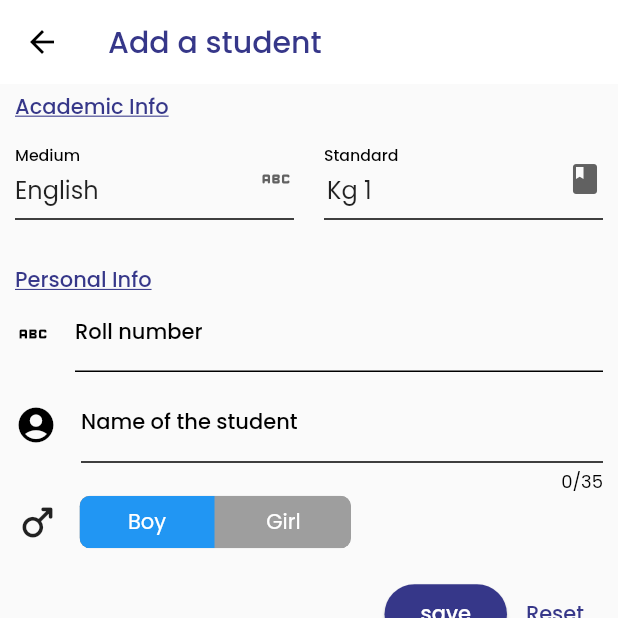
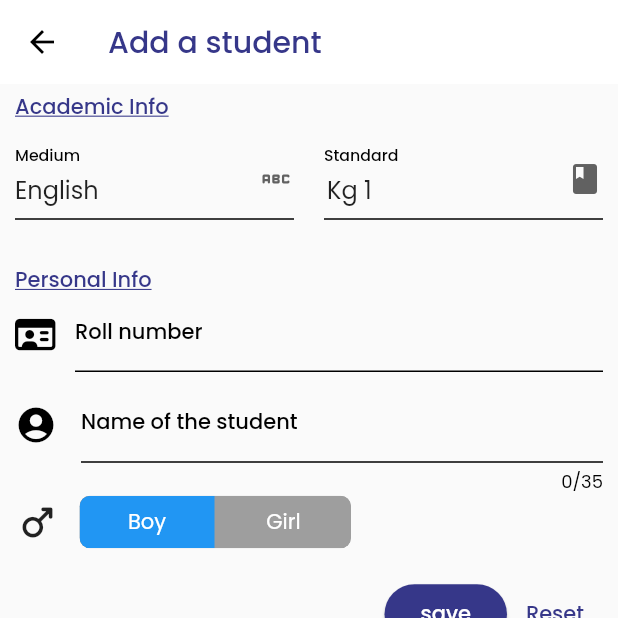
Before and after one commit to HarshMakwana27/blue_saffron_school_app, a Flutter app: the AddStudent screen opened directly, on a phone screen of 412 x 824 dp, the top half of it. Run offline on Flutter 3.47's test engine with Material 2 defaults, Android fonts, the phone set to English and light mode, and no system bars; drawn by our look-alikes of toggle_switch; our stand-ins replace font_awesome_flutter, google_fonts, transparent_image; missing offline and left inert: dart:ffi.

Commit message:
added AppIcon

```diff
--- a/lib/screens/add_student.dart
+++ b/lib/screens/add_student.dart
@@ -5,6 +5,7 @@ import 'package:school/screens/students_list.dart';
 import 'package:school/widgets/student_tile.dart';
 import 'dart:convert';
 import 'package:toggle_switch/toggle_switch.dart';
+import 'package:font_awesome_flutter/font_awesome_flutter.dart';
 
 class AddStudent extends StatefulWidget {
   const AddStudent({super.key});
@@ -280,7 +281,8 @@ class _AddStudentState extends State<AddStudent> {
                       TextFormField(
                         style: Theme.of(context).textTheme.bodyLarge,
                         decoration: const InputDecoration(
-                            label: Text('Roll number'), icon: Icon(Icons.abc)),
+                            label: Text('Roll number'),
+                            icon: Icon(FontAwesomeIcons.idCard)),
                         keyboardType: TextInputType.number,
                         cursorWidth: 1,
                         validator: (value) {
--- a/pubspec.yaml
+++ b/pubspec.yaml
@@ -40,6 +40,7 @@ dependencies:
   http: ^1.1.0
   toggle_switch: ^2.1.0
   icons_flutter: ^0.0.4
+  font_awesome_flutter: ^10.5.0
 
 dev_dependencies:
   flutter_test:
```
Also changed, not shown: pubspec.lock, 5 other files.
